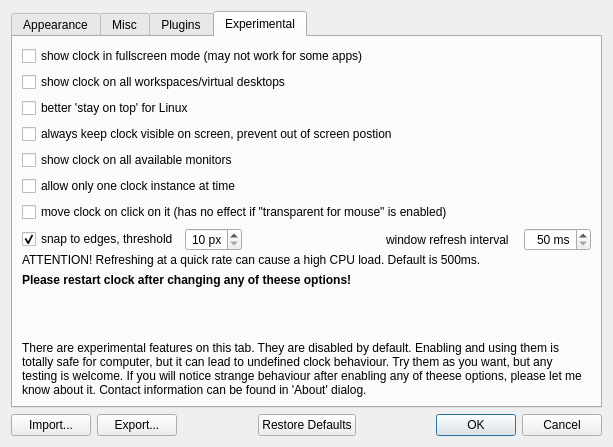
Before: the Qt Designer form digital_clock/gui/settings_dialog.ui in Kolcha/DigitalClock4, drawn with Qt 5.
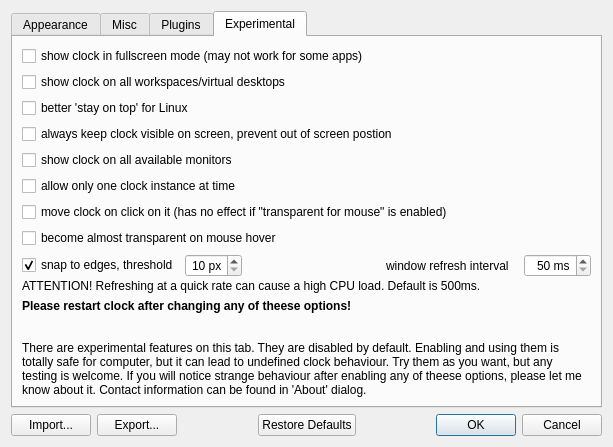
After: the same form once the commit is applied. The open tabs and pages were chosen to show the change. Icons and pictures are not drawn. Custom widgets are drawn as their Qt base class.

Commit message:
added "become almost transparent on mouse hover" option
branch : mouse_hover

The edit to the form file:
```diff
--- a/digital_clock/gui/settings_dialog.ui
+++ b/digital_clock/gui/settings_dialog.ui
@@ -922,6 +922,13 @@
          </property>
         </widget>
        </item>
+       <item>
+        <widget class="QCheckBox" name="transparent_on_hover">
+         <property name="text">
+          <string>become almost transparent on mouse hover</string>
+         </property>
+        </widget>
+       </item>
        <item>
         <layout class="QGridLayout" name="gridLayout_2">
          <property name="verticalSpacing">
```
The commit also changes 8 other files.
